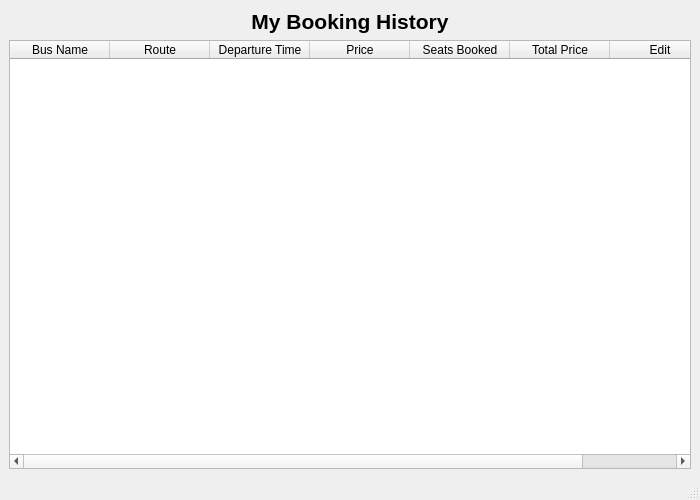
The window that userhistory.ui (anshu-ho-la/buspass) describes before a commit, drawn with Qt 5.
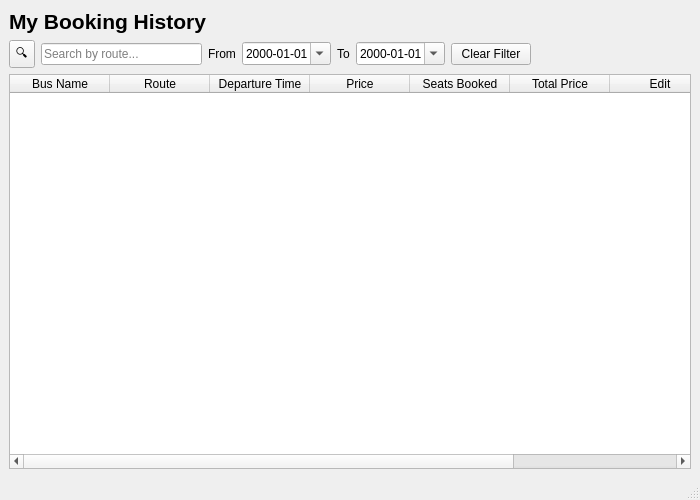
The same window after the commit.

The edit to the form file:
```diff
--- a/userhistory.ui
+++ b/userhistory.ui
@@ -26,11 +26,89 @@
       <property name="text">
        <string>My Booking History</string>
       </property>
-      <property name="alignment">
-       <set>Qt::AlignmentFlag::AlignCenter</set>
-      </property>
      </widget>
     </item>
+    <item>
+     <layout class="QHBoxLayout" name="searchRow">
+      <item>
+       <widget class="QToolButton" name="searchModeBtn">
+        <property name="toolTip">
+         <string>Choose what to search by</string>
+        </property>
+        <property name="text">
+         <string>🔍</string>
+        </property>
+        <property name="popupMode">
+         <enum>QToolButton::ToolButtonPopupMode::InstantPopup</enum>
+        </property>
+       </widget>
+      </item>
+      <item>
+       <widget class="QLineEdit" name="routeSearchBar">
+        <property name="visible">
+         <bool>false</bool>
+        </property>
+        <property name="placeholderText">
+         <string>Search by route...</string>
+        </property>
+       </widget>
+      </item>
+      <item>
+       <widget class="QLabel" name="fromLabel">
+        <property name="text">
+         <string>From</string>
+        </property>
+       </widget>
+      </item>
+      <item>
+       <widget class="QDateEdit" name="dateFromFilter">
+        <property name="displayFormat">
+         <string>yyyy-MM-dd</string>
+        </property>
+        <property name="calendarPopup">
+         <bool>true</bool>
+        </property>
+       </widget>
+      </item>
+      <item>
+       <widget class="QLabel" name="toLabel">
+        <property name="text">
+         <string>To</string>
+        </property>
+       </widget>
+      </item>
+      <item>
+       <widget class="QDateEdit" name="dateToFilter">
+        <property name="displayFormat">
+         <string>yyyy-MM-dd</string>
+        </property>
+        <property name="calendarPopup">
+         <bool>true</bool>
+        </property>
+       </widget>
+      </item>
+      <item>
+       <widget class="QPushButton" name="clearFilterBtn">
+        <property name="text">
+         <string>Clear Filter</string>
+        </property>
+       </widget>
+      </item>
+      <item>
+       <spacer name="searchRightSpacer">
+        <property name="orientation">
+         <enum>Qt::Orientation::Horizontal</enum>
+        </property>
+        <property name="sizeHint" stdset="0">
+         <size>
+          <width>40</width>
+          <height>20</height>
+         </size>
+        </property>
+       </spacer>
+      </item>
+     </layout>
+    </item>
     <item>
      <widget class="QTableWidget" name="tableWidget">
       <column>
@@ -68,6 +146,11 @@
         <string>Edit</string>
        </property>
       </column>
+      <column>
+       <property name="text">
+        <string>Ticket</string>
+       </property>
+      </column>
      </widget>
     </item>
    </layout>
```
